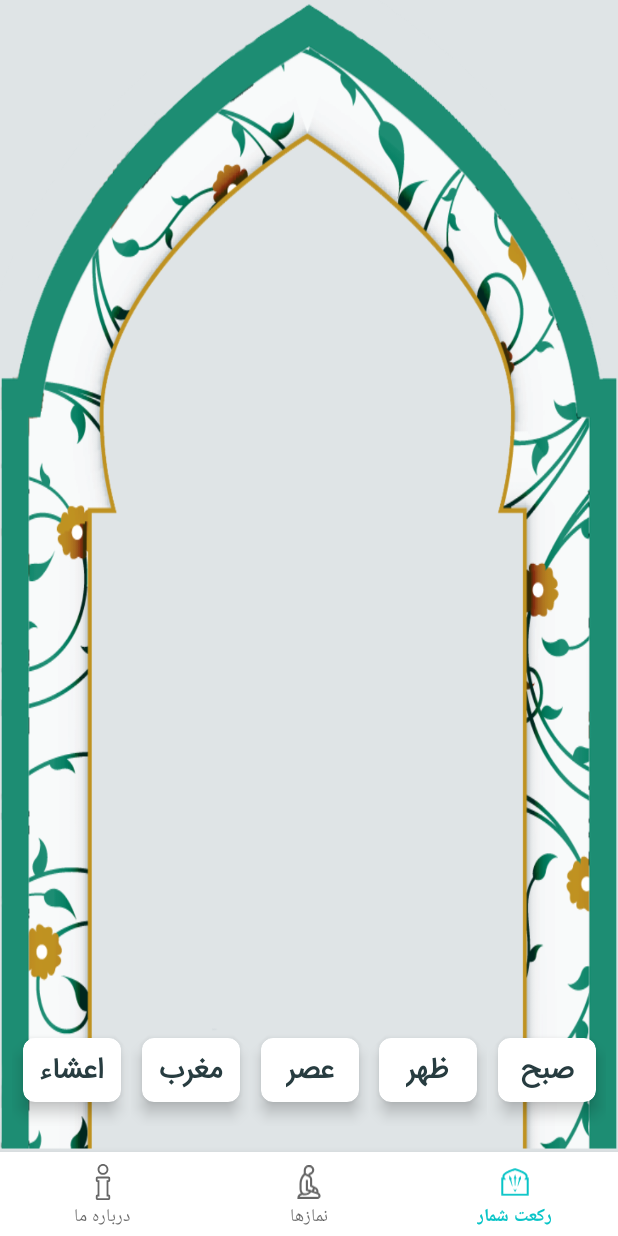
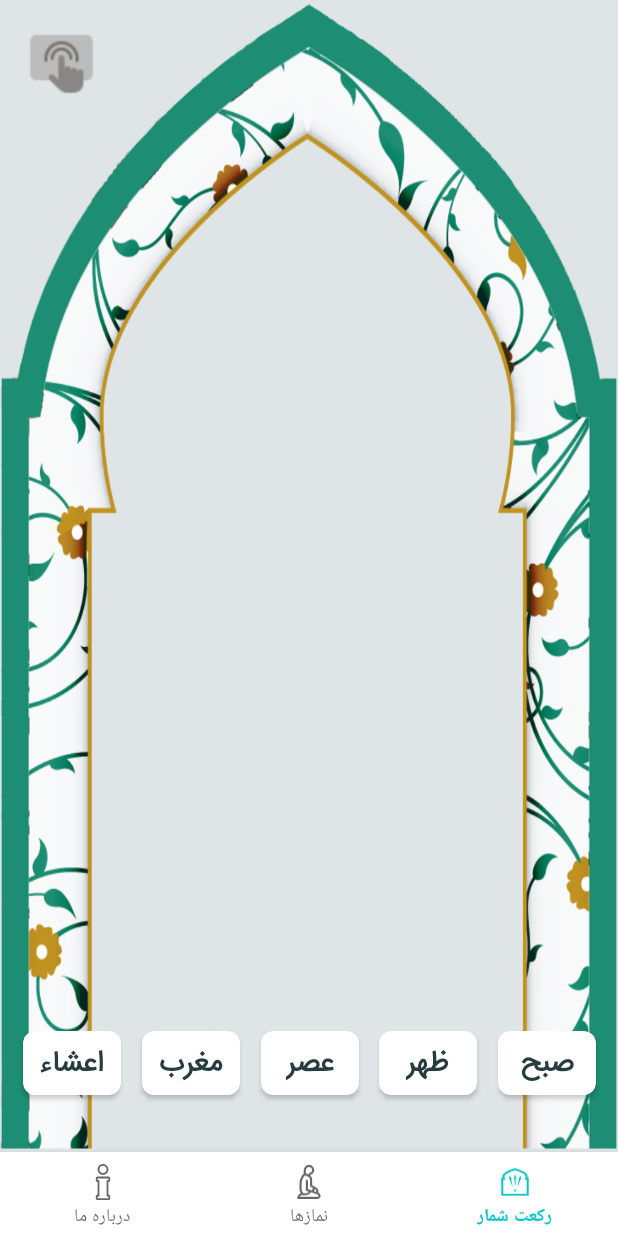
Before and after one commit to MostafaBorjali/Pray, an Android app: the screen it shows after launch (MainActivity), item 3 of the bottom bar chosen, on a phone screen of 412 x 824 dp. Run offline under Robolectric (Android 15) with nearby library versions, the phone set to English and light mode, and no system bars; our stand-ins replace Room's generated code, Timber, data binding, navigation-ui, sdp/ssp sizes; 3 statements that could not run were skipped.

Commit message:
feat: implement touch mode for RakaatShomar

```diff
--- a/app/src/main/java/com/borjali/mostafa/pray/extention/navigationBottomMenu.kt
+++ b/app/src/main/java/com/borjali/mostafa/pray/extention/navigationBottomMenu.kt
@@ -172,7 +172,7 @@ private fun BottomNavigationView.setupItemReselected(
         val navController = selectedFragment.navController
         // Pop the back stack to the start destination of the current navController graph
         navController.popBackStack(
-            navController.graph.startDestination, false
+            navController.graph.startDestinationId, false
         )
     }
 }
--- a/app/src/main/java/com/borjali/mostafa/pray/presentation/fragment/rakat_shomar/RakaatShomarFragment.kt
+++ b/app/src/main/java/com/borjali/mostafa/pray/presentation/fragment/rakat_shomar/RakaatShomarFragment.kt
@@ -3,7 +3,9 @@
 package com.borjali.mostafa.pray.presentation.fragment.rakat_shomar
 
 import android.annotation.SuppressLint
+import android.content.Context
 import android.content.Context.SENSOR_SERVICE
+import android.content.SharedPreferences
 import android.content.pm.ActivityInfo
 import android.hardware.Sensor
 import android.hardware.SensorEvent
@@ -11,6 +13,7 @@ import android.hardware.SensorEventListener
 import android.hardware.SensorManager
 import android.media.MediaPlayer
 import android.os.Bundle
+import android.view.MotionEvent
 import android.view.View
 import android.view.animation.Animation
 import android.view.animation.Animation.AnimationListener
@@ -27,12 +30,16 @@ import timber.log.Timber
 
 
 class RakaatShomarFragment : BaseFragment<FragmentRakaatShomarBinding>() {
+    private val PREFS_NAME = "PrayPrefs"
+    private val KEY_TOUCH = "touch"
     private var resID = 0
     private var step = 0
     private lateinit var mSensorManager: SensorManager
     private lateinit var mSensor: Sensor
     private lateinit var mediaPlayer: MediaPlayer
     private lateinit var adapter: ButtonAdapter
+    private lateinit var sharedPreferences: SharedPreferences
+    private var isActiveTouchMode = false
     private val rakaatShomarViewModel by viewModel<RakaatShomarViewModel>()
 
 
@@ -40,13 +47,50 @@ class RakaatShomarFragment : BaseFragment<FragmentRakaatShomarBinding>() {
 
     @SuppressLint("SourceLockedOrientationActivity")
     override fun oncreate() {
+        sharedPreferences = requireContext().getSharedPreferences(PREFS_NAME, Context.MODE_PRIVATE)
         activity?.apply {
             requestedOrientation = ActivityInfo.SCREEN_ORIENTATION_PORTRAIT
         }
         initView()
     }
 
+    @SuppressLint("ClickableViewAccessibility")
+    private fun touchMode(){
+
+        binding.parentLayout.setOnTouchListener { _, event ->
+            when (event.action) {
+                MotionEvent.ACTION_DOWN -> {
+                    if (isActiveTouchMode)
+                    setStep(++step)
+                    true
+                }
+                else -> false
+            }
+        }
+        binding.touchModeButton.setOnClickListener {
+            if (isActiveTouchMode){
+                binding.txtTouch.visibility = View.GONE
+                binding.touchModeButton.setImageResource(R.drawable.touch_mode_de)
+
+            }else{
+                binding.txtTouch.visibility = View.VISIBLE
+                binding.touchModeButton.setImageResource(R.drawable.touch_mode)
+            }
+            isActiveTouchMode = !isActiveTouchMode
+            changeTouchMode(isActiveTouchMode)
+        }
+    }
+
     private fun initView() {
+        isActiveTouchMode = sharedPreferences.getBoolean(KEY_TOUCH, false).also {
+            if (it){
+                binding.touchModeButton.setImageResource(R.drawable.touch_mode)
+                binding.txtTouch.visibility = View.VISIBLE
+            }else{
+                binding.touchModeButton.setImageResource(R.drawable.touch_mode_de)
+                binding.txtTouch.visibility = View.GONE
+            }
+        }
         Data.position = 10
         val list = ArrayList<String>()
         list.add(getString(R.string.asha))
@@ -69,6 +113,7 @@ class RakaatShomarFragment : BaseFragment<FragmentRakaatShomarBinding>() {
             rakaatShomarViewModel.getListOfNamaz(Data.typeOFPray)
             Timber.e("clicked")
         }
+        touchMode()
         viewModelOperation()
     }
 
@@ -285,5 +330,9 @@ class RakaatShomarFragment : BaseFragment<FragmentRakaatShomarBinding>() {
         })
         binding.imgRocaat.startAnimation(animOut)
     }
-
+    private fun changeTouchMode(activeTouchMode: Boolean) {
+        val editor = sharedPreferences.edit()
+        editor.putBoolean(KEY_TOUCH, activeTouchMode)
+        editor.apply()
+    }
 }
--- a/app/src/main/res/layout/fragment_rakaat_shomar.xml
+++ b/app/src/main/res/layout/fragment_rakaat_shomar.xml
@@ -2,7 +2,9 @@
 <layout xmlns:android="http://schemas.android.com/apk/res/android"
     xmlns:app="http://schemas.android.com/apk/res-auto"
     xmlns:tools="http://schemas.android.com/tools">
+
     <androidx.constraintlayout.widget.ConstraintLayout
+        android:id="@+id/parent_layout"
         android:layout_width="match_parent"
         android:layout_height="match_parent"
         android:background="@drawable/mehrab"
@@ -16,7 +18,7 @@
             android:layout_width="wrap_content"
             android:layout_height="wrap_content"
             android:orientation="horizontal"
-            app:layout_constraintGuide_percent="0.88" />
+            app:layout_constraintGuide_percent="0.86" />
 
         <ImageView
             android:id="@+id/imgRocaat"
@@ -62,10 +64,10 @@
             android:layout_width="wrap_content"
             android:layout_height="wrap_content"
             android:layout_marginBottom="32dp"
+            android:fontFamily="@font/estedad_medium"
+            android:textColor="@color/TextColor"
             android:textSize="@dimen/_25sdp"
             android:textStyle="bold"
-            android:fontFamily="@font/estedad_medium"
-            android:textColor="@color/TextColor"
             app:layout_constraintBottom_toTopOf="@+id/guideline2"
             app:layout_constraintEnd_toEndOf="parent"
             app:layout_constraintHorizontal_bias="0.5"
@@ -74,18 +76,15 @@
         <androidx.recyclerview.widget.RecyclerView
             android:id="@+id/recycelerView"
             android:layout_width="0dp"
-            android:layout_height="0dp"
+            android:layout_height="70dp"
             android:layout_marginStart="8dp"
-            android:layout_marginLeft="8dp"
-            android:layout_marginTop="8dp"
             android:layout_marginEnd="8dp"
-            android:layout_marginRight="8dp"
             app:direction="@{`gridView`}"
-            app:layout_constraintBottom_toBottomOf="parent"
+            app:layout_constraintBottom_toTopOf="@+id/txt_touch"
             app:layout_constraintEnd_toEndOf="parent"
             app:layout_constraintStart_toStartOf="parent"
             app:layout_constraintTop_toTopOf="@+id/guideline"
-            tools:listitem="@layout/item_recycler_time_namaz"/>
+            tools:listitem="@layout/item_recycler_time_namaz" />
 
         <androidx.constraintlayout.widget.ConstraintLayout
             android:layout_width="wrap_content"
@@ -135,5 +134,29 @@
                 app:layout_constraintTop_toTopOf="parent" />
         </androidx.constraintlayout.widget.ConstraintLayout>
 
+        <ImageView
+            android:id="@+id/touch_mode_button"
+            android:layout_width="50dp"
+            android:layout_height="50dp"
+            android:layout_marginStart="16dp"
+            android:layout_marginTop="16dp"
+            app:layout_constraintStart_toStartOf="parent"
+            app:layout_constraintTop_toTopOf="parent"
+            app:srcCompat="@drawable/touch_mode_de" />
+
+        <TextView
+            android:id="@+id/txt_touch"
+            android:layout_width="wrap_content"
+            android:layout_height="wrap_content"
+            android:layout_marginBottom="8dp"
+            android:fontFamily="@font/estedad_medium"
+            android:text="برای استفاده صفحه را لمس کنید."
+            android:textColor="@color/black"
+            android:textSize="14sp"
+            app:layout_constraintBottom_toBottomOf="parent"
+            app:layout_constraintEnd_toEndOf="parent"
+            app:layout_constraintHorizontal_bias="0.5"
+            app:layout_constraintStart_toStartOf="parent" />
+
     </androidx.constraintlayout.widget.ConstraintLayout>
 </layout>
--- a/app/src/main/res/layout/item_recycler_time_namaz.xml
+++ b/app/src/main/res/layout/item_recycler_time_namaz.xml
@@ -18,7 +18,7 @@
             android:layout_marginBottom="16dp"
             app:cardBackgroundColor="@color/colorPrimary"
             app:cardCornerRadius="8dp"
-            app:cardElevation="6dp"
+            app:cardElevation="2dp"
             app:layout_constraintBottom_toBottomOf="parent"
             app:layout_constraintEnd_toEndOf="parent"
             app:layout_constraintStart_toStartOf="parent"
```
Also changed, not shown: app/build.gradle (+11 -13 lines), app/src/main/res/drawable/touch_mode.png (added), app/src/main/res/drawable/touch_mode_de.png (added).
